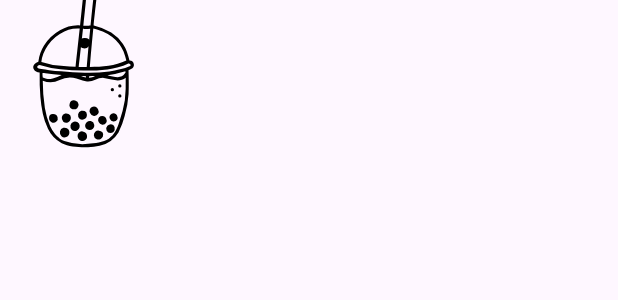
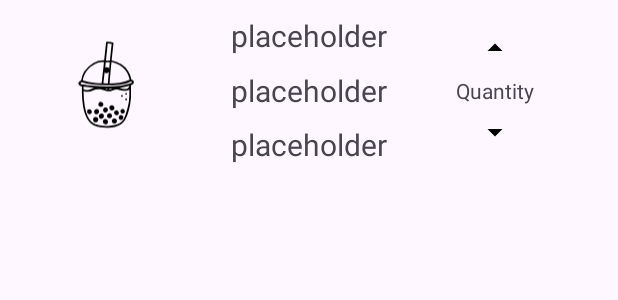
Before and after one commit to Kirisu3/MeowTea, an Android app: the layout milk_tea_item.xml on its own in the app's theme, with its tools: preview values and no code run, on a phone screen of 412 x 824 dp. Shown: the top 300 px of the screen. Run offline under Robolectric (Android 15) with nearby library versions, the phone set to English and light mode, and no system bars.

Commit message:
fix recycler xml, dbHelper, added test db

```diff
--- a/app/src/main/java/com/example/meowtea/MilkTeaDatabaseHelper.kt
+++ b/app/src/main/java/com/example/meowtea/MilkTeaDatabaseHelper.kt
@@ -6,8 +6,7 @@ import java.io.FileOutputStream
 class MilkTeaDatabaseHelper(private val context: Context) : SQLiteOpenHelper(context, DATABASE_NAME, null, DATABASE_VERSION) {
 
     companion object {
-
-        private const val DATABASE_NAME = "MilkTea.db"
+        private const val DATABASE_NAME = "MilkTeaTEST.db"
         private const val DATABASE_VERSION = 1
         const val TABLE_NAME = "milktea"
         const val COLUMN_ID = "id"
@@ -17,9 +16,7 @@ class MilkTeaDatabaseHelper(private val context: Context) : SQLiteOpenHelper(con
     }
 
     init {
-
         if (!checkDatabase()) {
-
             copyDatabase()
         }
     }
@@ -30,8 +27,14 @@ class MilkTeaDatabaseHelper(private val context: Context) : SQLiteOpenHelper(con
     }
 
     private fun copyDatabase() {
-        val inputStream = context.assets.open(DATABASE_NAME)
+        // Specify the new path for the output database file
         val outputPath = context.getDatabasePath(DATABASE_NAME).absolutePath
+
+        // Specify the new location in the assets directory
+        val inputFileName = "databases/MilkTeaTEST.db" // Assuming your database is in "app/main/assets/databases"
+
+        // Open the input stream from the specified location
+        val inputStream = context.assets.open(inputFileName)
 
         val outputStream = FileOutputStream(outputPath)
         val buffer = ByteArray(1024)
@@ -47,15 +50,10 @@ class MilkTeaDatabaseHelper(private val context: Context) : SQLiteOpenHelper(con
     }
 
     override fun onCreate(db: SQLiteDatabase?) {
-        // NOTE insert initial data here if death aa
-        // db?.execSQL("INSERT INTO MilkTea (id,name, price, imagePath) VALUES ('Green Tea', 'Refreshing tea', 3.99, 'tea_image.jpg')")
+        // NOTE: You can insert initial data here if needed
     }
 
     override fun onUpgrade(db: SQLiteDatabase?, oldVersion: Int, newVersion: Int) {
-        if (oldVersion < 2) {
-
-        }
-
-        // TODO make test populate milktea.db > put into assets (android studio) > continue ugh
+        // Handle database upgrades here
     }
 }
--- a/app/src/main/res/layout/milk_tea_item.xml
+++ b/app/src/main/res/layout/milk_tea_item.xml
@@ -1,38 +1,94 @@
 <?xml version="1.0" encoding="utf-8"?>
-<LinearLayout xmlns:android="http://schemas.android.com/apk/res/android"
+<androidx.constraintlayout.widget.ConstraintLayout xmlns:android="http://schemas.android.com/apk/res/android"
+    xmlns:app="http://schemas.android.com/apk/res-auto"
+    xmlns:tools="http://schemas.android.com/tools"
     android:layout_width="match_parent"
     android:layout_height="wrap_content"
-    android:orientation="horizontal">
+    android:layout_marginStart="10dp"
+    android:layout_marginEnd="10dp"
+    android:layout_marginTop="10dp"
+    >
+
 
     <ImageView
         android:id="@+id/imageView"
-        android:layout_width="116dp"
-        android:layout_height="124dp"
-        android:adjustViewBounds="true"
-        android:scaleType="centerCrop"
-        android:src="@drawable/noun_bubble_milk_tea_2216050" />
-
-    <LinearLayout
-        android:layout_width="match_parent"
-        android:layout_height="wrap_content"
-        android:orientation="vertical">
+        android:layout_width="wrap_content"
+        android:layout_height="90dp"
+        app:layout_constraintBottom_toBottomOf="parent"
+        app:layout_constraintStart_toStartOf="parent"
+        app:layout_constraintTop_toTopOf="parent"
+        android:layout_marginStart="30dp"
+        android:layout_marginTop="10dp"
+        android:layout_marginEnd="10dp"
+        app:srcCompat="@drawable/noun_bubble_milk_tea_2216050" />
 
     <TextView
         android:id="@+id/nameTextView"
-            android:layout_width="match_parent"
+        android:layout_width="wrap_content"
         android:layout_height="wrap_content"
-            android:textSize="16sp" />
+        android:text="@string/Placeholder"
+        app:layout_constraintTop_toTopOf="parent"
+        app:layout_constraintStart_toEndOf="@+id/imageView"
+        android:layout_marginStart="50dp"
+        android:textSize="20sp"
+        />
 
     <TextView
-            android:id="@+id/descriptionTextView"
-            android:layout_width="match_parent"
+        android:id="@+id/tvDescription"
+        android:layout_width="wrap_content"
         android:layout_height="wrap_content"
-            android:textSize="14sp" />
+        android:text="@string/Placeholder"
+        app:layout_constraintBottom_toTopOf="@+id/priceTextView"
+        app:layout_constraintTop_toBottomOf="@+id/nameTextView"
+        app:layout_constraintStart_toEndOf="@+id/imageView"
+        android:layout_marginStart="50dp"
+        android:textSize="20sp"
+        />
+
 
     <TextView
         android:id="@+id/priceTextView"
-            android:layout_width="match_parent"
+        android:layout_width="wrap_content"
         android:layout_height="wrap_content"
-            android:textSize="16sp" />
-    </LinearLayout>
-</LinearLayout>
+        android:text="@string/Placeholder"
+        app:layout_constraintBottom_toBottomOf="parent"
+        app:layout_constraintStart_toEndOf="@+id/imageView"
+        android:layout_marginStart="50dp"
+        android:textSize="20sp"
+        />
+
+    <ImageView
+        android:id="@+id/imageView5"
+        android:layout_width="wrap_content"
+        android:layout_height="wrap_content"
+        app:layout_constraintTop_toTopOf="parent"
+        app:layout_constraintEnd_toEndOf="parent"
+        app:layout_constraintStart_toEndOf="@+id/priceTextView"
+        app:srcCompat="@drawable/arrow_up"
+        android:layout_marginTop="10dp"
+        />
+
+    <ImageView
+        android:id="@+id/imageView4"
+        android:layout_width="wrap_content"
+        android:layout_height="wrap_content"
+        app:layout_constraintBottom_toBottomOf="parent"
+        app:layout_constraintEnd_toEndOf="parent"
+        app:layout_constraintStart_toEndOf="@+id/priceTextView"
+        app:srcCompat="@drawable/arrow_down"
+        android:layout_marginBottom="10dp"
+        />
+
+    <TextView
+        android:id="@+id/tvQuantity"
+        android:layout_width="wrap_content"
+        android:layout_height="wrap_content"
+        android:text="@string/quantity"
+        app:layout_constraintBottom_toTopOf="@+id/imageView4"
+        app:layout_constraintEnd_toEndOf="parent"
+        app:layout_constraintStart_toEndOf="@+id/tvDescription"
+        app:layout_constraintTop_toBottomOf="@+id/imageView5"
+        />
+
+
+</androidx.constraintlayout.widget.ConstraintLayout>
--- a/app/src/main/res/values/strings.xml
+++ b/app/src/main/res/values/strings.xml
@@ -4,4 +4,6 @@
     <string name="hello_blank_fragment">Hello blank fragment</string>
     <string name="order">Order</string>
     <string name="menu">Menu</string>
+    <string name="Placeholder">placeholder</string>
+    <string name="quantity">Quantity</string>
 </resources>
```
Also changed, not shown: app/src/main/assets/databases/MilkTeaTEST.db (added). Lines whose indentation alone changed are shown as unchanged.
